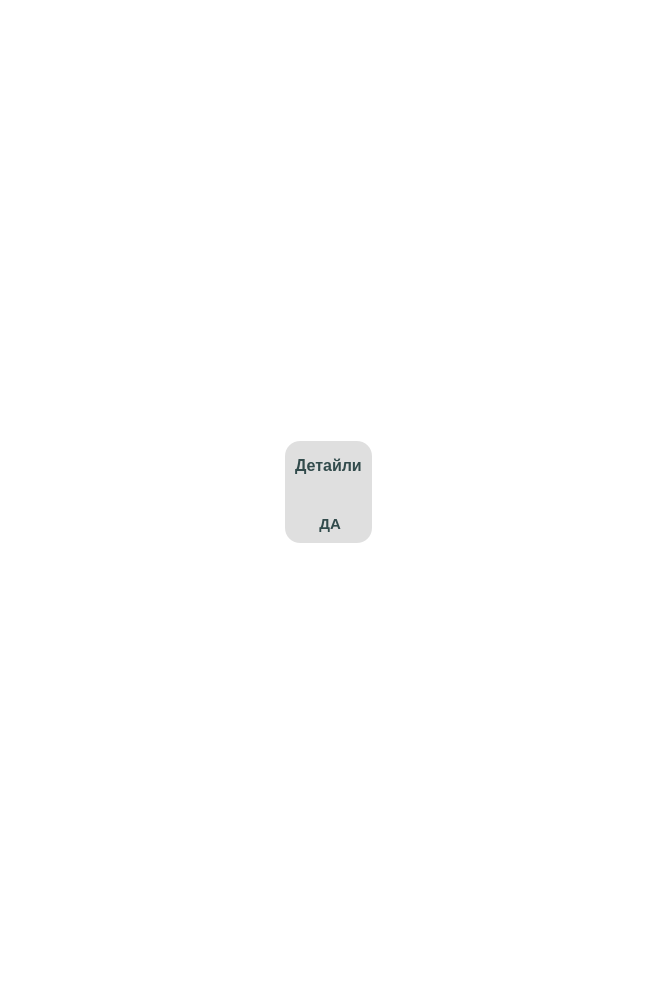
DevilPhp/WorkSalary.v01, file app/ui/widgets/customAddParametersDialog.ui: the form before one commit.
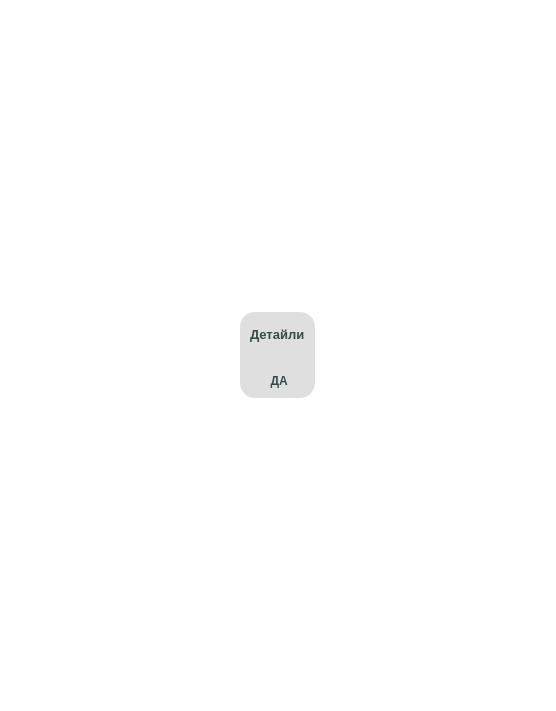
The form after the commit. Icons and pictures are not drawn.

Patch:
```diff
--- a/app/ui/widgets/customAddParametersDialog.ui
+++ b/app/ui/widgets/customAddParametersDialog.ui
@@ -6,8 +6,8 @@
    <rect>
     <x>0</x>
     <y>0</y>
-    <width>658</width>
-    <height>985</height>
+    <width>556</width>
+    <height>711</height>
    </rect>
   </property>
   <property name="sizePolicy">
@@ -30,7 +30,7 @@
   </property>
   <property name="styleSheet">
    <string notr="true">*{
-	font: 600 11pt &quot;Segoe UI&quot;;
+	font: 600 9pt &quot;Segoe UI&quot;;
 	border: none;
 	background-color: #dfdfdf;
 	padding: 0;
@@ -50,7 +50,7 @@
 
 QLineEdit, QDateEdit{
 	border: none;
-	font-size: 10pt;
+	font-size: 9pt;
 	border-bottom: 1px solid #7c9399;
 }
 
@@ -62,8 +62,8 @@
 
 QComboBox::drop-down{
 	image: url(':/icons/app/assets/icons/Alt-Arrow-Down--Streamline-Solar-Broken.svg');
-	width: 18px;
-	height: 18px;
+	width: 16px;
+	height: 16px;
 }
 
 QComboBox:hover{
@@ -74,13 +74,13 @@
 }
 QComboBox::item:selected{
 	color: #2b2b2c;
-	font: 900 10.5pt &quot;Segoe UI&quot;;
+	font: 700 9pt &quot;Segoe UI&quot;;
 	border-radius: 0px;
 }
 QComboBox::item{
 	color: #324b4c;
-	font: 700 10pt &quot;Segoe UI&quot;;
-	height: 11px;  
+	font: 600 9pt &quot;Segoe UI&quot;;
+	height: 10px;  
 	border: 4px solid transparent;
 	padding: 0px 8px 0px 8px;
 }
@@ -95,11 +95,11 @@
 }
 
 #widget * {
-	font-size: 10pt;
+	font-size: 9pt;
 }
 
 #dialogTitle {
-	font-size: 12pt;
+	font-size: 10pt;
 	font-weight: 700;
 }
 #yesBtn {
@@ -141,7 +141,7 @@
    <item alignment="Qt::AlignHCenter|Qt::AlignVCenter">
     <widget class="QWidget" name="mainWidget" native="true">
      <property name="sizePolicy">
-      <sizepolicy hsizetype="Maximum" vsizetype="Expanding">
+      <sizepolicy hsizetype="Preferred" vsizetype="Preferred">
        <horstretch>0</horstretch>
        <verstretch>0</verstretch>
       </sizepolicy>
@@ -160,7 +160,7 @@
      </property>
      <layout class="QVBoxLayout" name="verticalLayout">
       <property name="spacing">
-       <number>10</number>
+       <number>6</number>
       </property>
       <property name="leftMargin">
        <number>10</number>
@@ -256,7 +256,7 @@
         <property name="font">
          <font>
           <family>Segoe UI</family>
-          <pointsize>11</pointsize>
+          <pointsize>9</pointsize>
           <italic>false</italic>
           <bold>true</bold>
          </font>
@@ -282,7 +282,7 @@
            <property name="font">
             <font>
              <family>Segoe UI</family>
-             <pointsize>11</pointsize>
+             <pointsize>9</pointsize>
              <italic>false</italic>
              <bold>true</bold>
             </font>
@@ -299,8 +299,8 @@
            </property>
            <property name="iconSize">
             <size>
-             <width>32</width>
-             <height>32</height>
+             <width>22</width>
+             <height>22</height>
             </size>
            </property>
           </widget>
```
Left out of the diff: 6 changed lines with no effect on the pictures.
